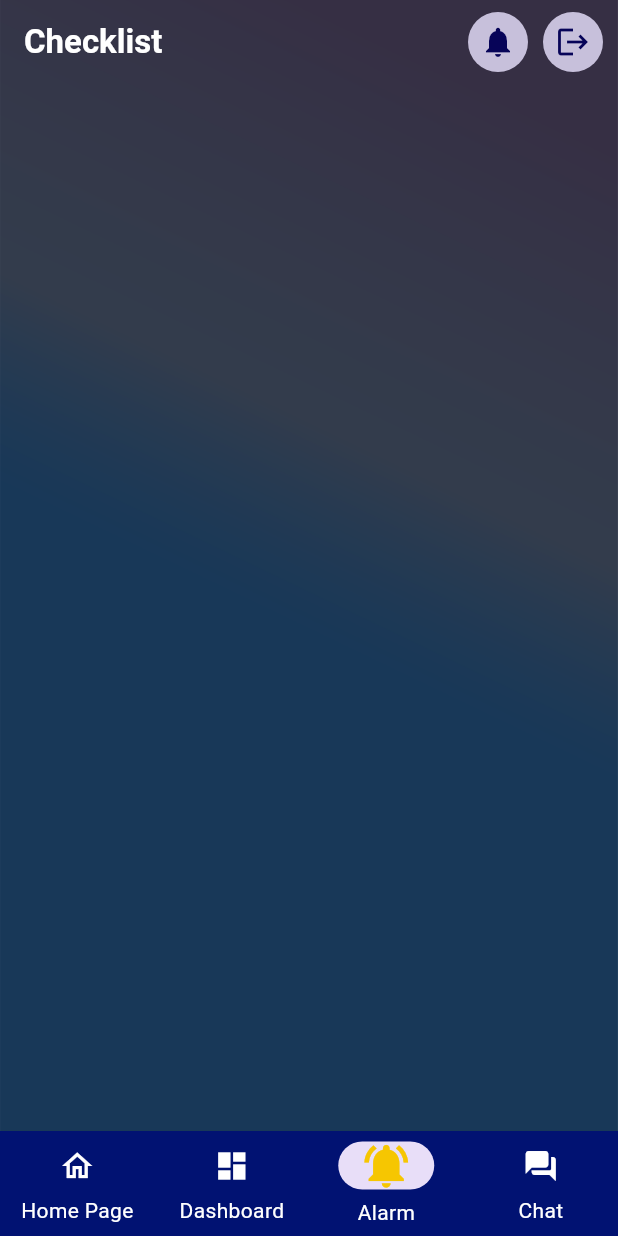
After one commit to ashjeman/Notifier_App, a Flutter app: the screen it shows after launch, on a phone screen of 412 x 824 dp. The commit adds this screen. Run offline on Flutter 3.47's test engine with Material 3 defaults, Android fonts, the phone set to English and light mode, and no system bars; missing offline and left inert: easy_pie_chart.

Commit message:
first commit

```diff
--- a/lib/main.dart
+++ b/lib/main.dart
@@ -3,6 +3,7 @@ import 'package:notifier_app/pages/alarm_list_page.dart';
 import 'package:notifier_app/pages/home_page.dart';
 import 'package:notifier_app/pages/login_page.dart';
 import 'package:notifier_app/pages/alarm_page.dart';
+import 'package:notifier_app/pages/progress_checklist_page.dart';
 
 void main() {
   runApp(MyApp());
@@ -17,7 +18,7 @@ class MyApp extends StatelessWidget {
     return MaterialApp(
       debugShowCheckedModeBanner: false,
       title: 'Notifier App',
-      home: AlarmListPage()
+      home: ProgressChecklistPage()
     );
   }
 }
--- /dev/null
+++ b/lib/pages/progress_checklist_page.dart
@@ -0,0 +1,35 @@
+import 'package:flutter/material.dart';
+import '../components/custom_app_bar.dart';
+import '../components/nav_bar.dart';
+
+class ProgressChecklistPage extends StatefulWidget {
+  const ProgressChecklistPage({super.key});
+
+  @override
+  State<ProgressChecklistPage> createState() => _ProgressChecklistPageState();
+}
+
+class _ProgressChecklistPageState extends State<ProgressChecklistPage> {
+  @override
+  Widget build(BuildContext context) {
+    return Scaffold(
+        extendBodyBehindAppBar: true,
+        appBar: PreferredSize(
+            preferredSize: const Size.fromHeight(60),
+            child: CustomAppBar(
+                appBarTitle: 'Checklist'
+            )
+        ),
+        bottomNavigationBar: const  NavBar(currentPageIndex: 2),
+        body: Container(
+        padding: const EdgeInsets.only(top: 70),
+        decoration: const BoxDecoration(
+          image: DecorationImage(
+            image: AssetImage('assets/images/app-bg.png'),
+            fit: BoxFit.cover, // This makes sure the image covers the entire background
+            ),
+          )
+        )
+    );
+  }
+}
```
